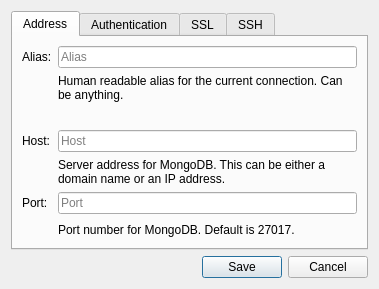
Above: forms/repo_dialogconnect.ui from 3drepo/3drepogui before the change. Below: the same form after it.
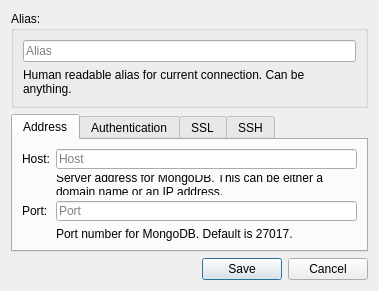
That is the form after the change. The open tabs and pages were chosen to show the change.

```diff
--- a/forms/repo_dialogconnect.ui
+++ b/forms/repo_dialogconnect.ui
@@ -17,8 +17,40 @@
    <bool>false</bool>
   </property>
   <layout class="QVBoxLayout" name="verticalLayout">
+   <item>
+    <widget class="QGroupBox" name="groupBox">
+     <property name="title">
+      <string>Alias:</string>
+     </property>
+     <layout class="QVBoxLayout" name="verticalLayout_2">
+      <item>
+       <widget class="QLineEdit" name="aliasLineEdit">
+        <property name="placeholderText">
+         <string>Alias</string>
+        </property>
+        <property name="clearButtonEnabled">
+         <bool>false</bool>
+        </property>
+       </widget>
+      </item>
+      <item>
+       <widget class="QLabel" name="label_4">
+        <property name="text">
+         <string>Human readable alias for current connection. Can be anything.</string>
+        </property>
+        <property name="wordWrap">
+         <bool>true</bool>
+        </property>
+       </widget>
+      </item>
+     </layout>
+    </widget>
+   </item>
    <item>
     <widget class="QTabWidget" name="tabWidget">
+     <property name="enabled">
+      <bool>true</bool>
+     </property>
      <property name="currentIndex">
       <number>1</number>
      </property>
@@ -27,81 +59,51 @@
        <string>Address</string>
       </attribute>
       <layout class="QFormLayout" name="formLayout_2">
-       <item row="0" column="0">
-        <widget class="QLabel" name="label_3">
-         <property name="text">
-          <string>Alias:</string>
-         </property>
-        </widget>
-       </item>
-       <item row="0" column="1">
-        <widget class="QLineEdit" name="aliasLineEdit">
-         <property name="placeholderText">
-          <string>Alias</string>
-         </property>
-         <property name="clearButtonEnabled">
-          <bool>true</bool>
-         </property>
-        </widget>
-       </item>
-       <item row="1" column="1">
-        <widget class="QLabel" name="label_4">
-         <property name="text">
-          <string>Human readable alias for the current connection. Can be anything.</string>
-         </property>
-         <property name="wordWrap">
-          <bool>true</bool>
-         </property>
-        </widget>
-       </item>
-       <item row="2" column="1">
-        <spacer name="verticalSpacer_2">
-         <property name="orientation">
-          <enum>Qt::Vertical</enum>
-         </property>
-         <property name="sizeHint" stdset="0">
-          <size>
-           <width>20</width>
-           <height>40</height>
-          </size>
-         </property>
-        </spacer>
-       </item>
-       <item row="3" column="0">
+       <item row="2" column="0">
         <widget class="QLabel" name="labelHost">
          <property name="text">
           <string>Host:</string>
          </property>
         </widget>
        </item>
-       <item row="3" column="1">
+       <item row="2" column="1">
         <widget class="QLineEdit" name="hostLineEdit">
          <property name="placeholderText">
           <string>Host</string>
          </property>
          <property name="clearButtonEnabled">
+          <bool>false</bool>
+         </property>
+        </widget>
+       </item>
+       <item row="3" column="1">
+        <widget class="QLabel" name="label_5">
+         <property name="text">
+          <string>Server address for MongoDB. This can be either a domain name or an IP address.</string>
+         </property>
+         <property name="wordWrap">
           <bool>true</bool>
          </property>
         </widget>
        </item>
-       <item row="5" column="0">
+       <item row="4" column="0">
         <widget class="QLabel" name="labelPort">
          <property name="text">
           <string>Port:</string>
          </property>
         </widget>
        </item>
-       <item row="5" column="1">
+       <item row="4" column="1">
         <widget class="QLineEdit" name="portLineEdit">
          <property name="placeholderText">
           <string>Port</string>
          </property>
          <property name="clearButtonEnabled">
-          <bool>true</bool>
+          <bool>false</bool>
          </property>
         </widget>
        </item>
-       <item row="6" column="1">
+       <item row="5" column="1">
         <widget class="QLabel" name="label_6">
          <property name="text">
           <string>Port number for MongoDB. Default is 27017.</string>
@@ -111,16 +113,6 @@
          </property>
         </widget>
        </item>
-       <item row="4" column="1">
-        <widget class="QLabel" name="label_5">
-         <property name="text">
-          <string>Server address for MongoDB. This can be either a domain name or an IP address.</string>
-         </property>
-         <property name="wordWrap">
-          <bool>true</bool>
-         </property>
-        </widget>
-       </item>
       </layout>
      </widget>
      <widget class="QWidget" name="authenticationTab">
```
Left out of the diff: 8 changed lines with no effect on the pictures.
